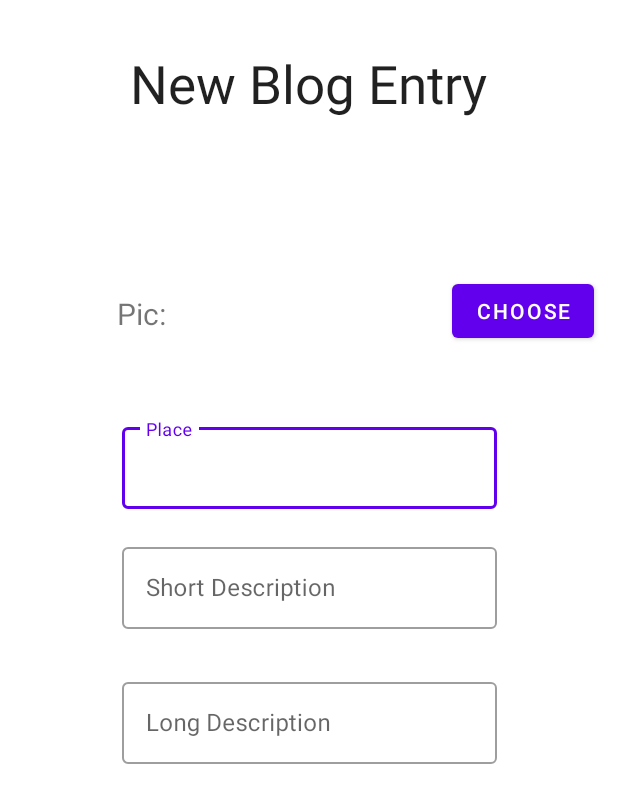
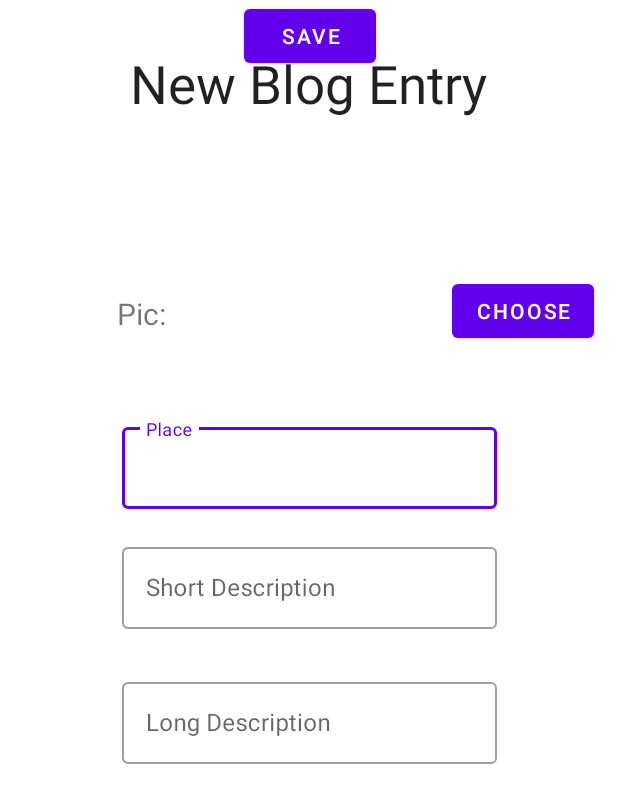
Before and after one commit to UnderCoverTable/TravelersBlog, an Android app: the layout activity_s4_new_entry.xml on its own in the app's theme, with its tools: preview values and no code run, on a phone screen of 412 x 824 dp. Shown: the top 803 px of the screen. Run offline under Robolectric (Android 15) with nearby library versions, the phone set to English and light mode, and no system bars; network calls fail.

```diff
--- a/app/src/main/java/com/example/travelersblog/S2RegisterScreen.kt
+++ b/app/src/main/java/com/example/travelersblog/S2RegisterScreen.kt
@@ -97,7 +97,7 @@ class S2RegisterScreen : AppCompatActivity() {
     }
 
     private fun writeToFile(user: User) {
-        file.appendText("\n${user.username}, ${user.password}, ${user.email}")
+        file.appendText("${user.username}, ${user.password}, ${user.email}\n")
     }
 
     private fun loadData() {
--- a/app/src/main/java/com/example/travelersblog/S3BlogEntries.kt
+++ b/app/src/main/java/com/example/travelersblog/S3BlogEntries.kt
@@ -1,8 +1,7 @@
 package com.example.travelersblog
 
+import android.os.Bundle
 import androidx.appcompat.app.AppCompatActivity
-import android.os.Bundle
-import com.example.travelersblog.databinding.ActivityS1LoginScreenBinding
 import com.example.travelersblog.databinding.ActivityS3BlogEntriesBinding
 
 class S3BlogEntries : AppCompatActivity() {
@@ -11,5 +10,6 @@ class S3BlogEntries : AppCompatActivity() {
     override fun onCreate(savedInstanceState: Bundle?) {
         super.onCreate(savedInstanceState)
         binding = ActivityS3BlogEntriesBinding.inflate(layoutInflater)
-        setContentView(binding.root)    }
+        setContentView(binding.root)
+    }
 }
--- a/app/src/main/res/layout/activity_s4_new_entry.xml
+++ b/app/src/main/res/layout/activity_s4_new_entry.xml
@@ -102,5 +102,14 @@
             android:layout_weight="1" />
     </com.google.android.material.textfield.TextInputLayout>
 
+    <Button
+        android:id="@+id/saveButton"
+        android:layout_width="wrap_content"
+        android:layout_height="wrap_content"
+        android:text="Save"
+        app:layout_constraintEnd_toEndOf="@+id/outlinedTextFieldLongdesc"
+        app:layout_constraintStart_toStartOf="@+id/outlinedTextFieldLongdesc"
+        tools:layout_editor_absoluteY="613dp" />
+
 
 </androidx.constraintlayout.widget.ConstraintLayout>
```
Also changed, not shown: app/src/main/java/com/example/travelersblog/S4NewEntry.kt (+41 -7 lines).
